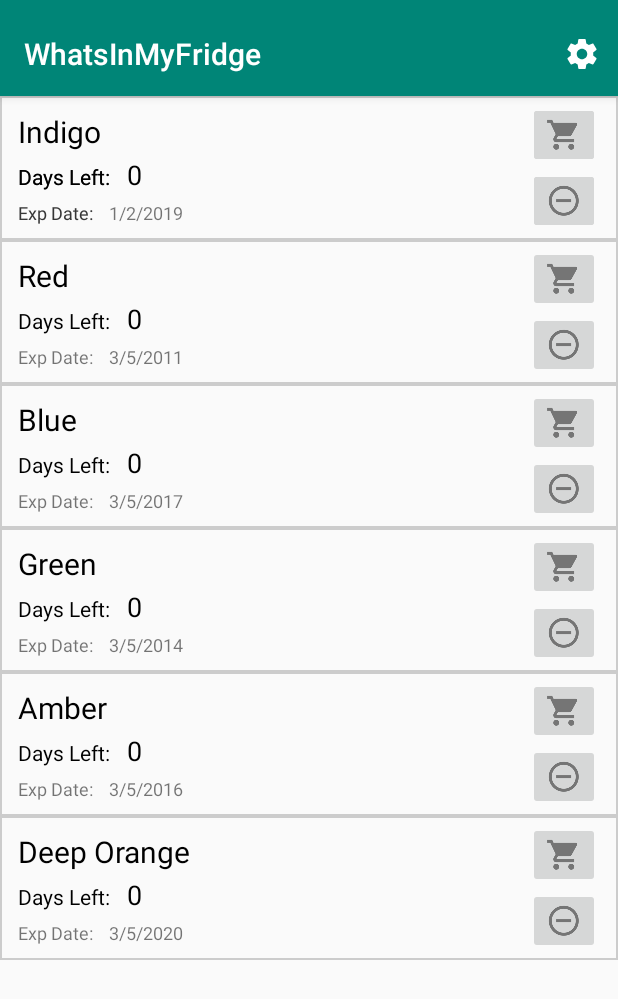
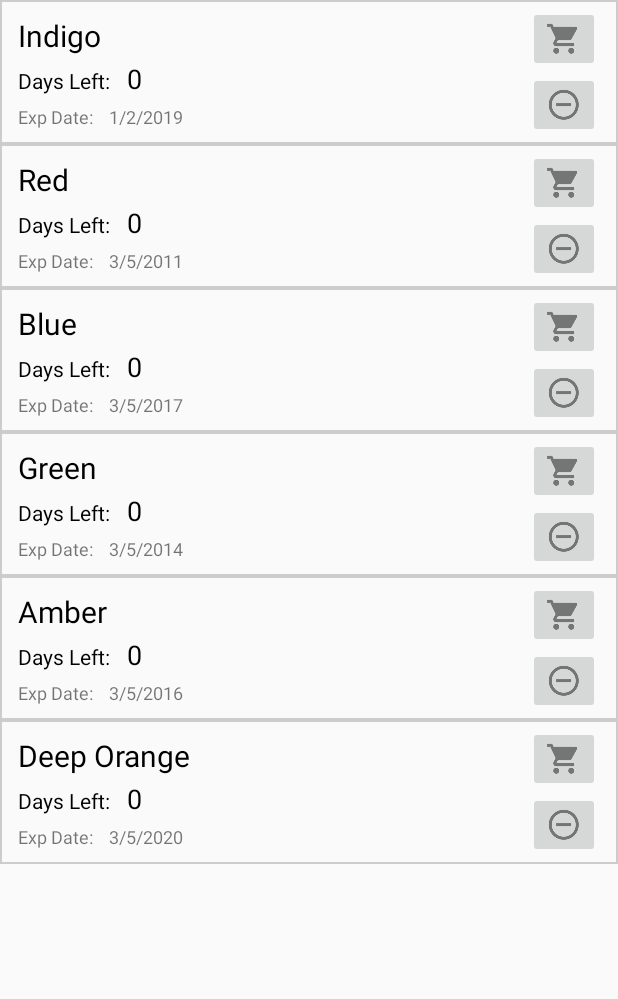
Before and after one commit to SeeminSyed/WhatsInMyFridge, an Android app: the screen it shows after launch (MainActivity), on a phone screen of 412 x 824 dp. Shown: the top 999 px of the screen. Run offline under Robolectric (Android 15) with nearby library versions, the phone set to English and light mode, and no system bars.

Commit message:
remove toolbar in fragments

```diff
--- a/WhatsInMyFridge/app/src/main/java/com/example/android/whatsinmyfridge/MainActivity.java
+++ b/WhatsInMyFridge/app/src/main/java/com/example/android/whatsinmyfridge/MainActivity.java
@@ -39,14 +39,12 @@
         super.onCreate(savedInstanceState);
         setContentView(R.layout.activity_main);
 
-        Toolbar toolbar = (Toolbar) findViewById(R.id.toolbar);
-        setSupportActionBar(toolbar);
         // Create the adapter that will return a fragment for each of the three
         // primary sections of the activity.
         mSectionsPagerAdapter = new SectionsPagerAdapter(getSupportFragmentManager());
 
+        mViewPager = (ViewPager) findViewById(R.id.view_pager);
         // Set up the ViewPager with the sections adapter.
-        mViewPager = (ViewPager) findViewById(R.id.view_pager);
         mViewPager.setAdapter(mSectionsPagerAdapter);
 
     }
--- a/WhatsInMyFridge/app/src/main/res/layout/activity_main.xml
+++ b/WhatsInMyFridge/app/src/main/res/layout/activity_main.xml
@@ -9,26 +9,6 @@
     android:fitsSystemWindows="true"
     tools:context=".MainActivity">
 
-    <android.support.design.widget.AppBarLayout
-        android:id="@+id/fragappbar"
-        android:layout_width="match_parent"
-        android:layout_height="wrap_content"
-        android:paddingTop="@dimen/appbar_padding_top"
-        android:theme="@style/AppTheme.AppBarOverlay">
-
-        <android.support.v7.widget.Toolbar
-            android:id="@+id/toolbar"
-            android:layout_width="match_parent"
-            android:layout_height="?attr/actionBarSize"
-            android:layout_weight="1"
-            android:background="?attr/colorPrimary"
-            app:layout_scrollFlags="scroll|enterAlways"
-            app:popupTheme="@style/AppTheme.PopupOverlay"
-            app:title="@string/app_name">
-
-        </android.support.v7.widget.Toolbar>
-
-    </android.support.design.widget.AppBarLayout>
     <LinearLayout
         android:id="@+id/container"
         android:layout_width="match_parent"
--- a/WhatsInMyFridge/app/src/main/res/layout/fragment_fridge.xml
+++ b/WhatsInMyFridge/app/src/main/res/layout/fragment_fridge.xml
@@ -18,9 +18,6 @@
 
         </android.support.v7.widget.RecyclerView>
 
-        <include layout="@layout/fridge_item" />
-
-
     </android.support.constraint.ConstraintLayout>
 
 </LinearLayout>
```
Also changed, not shown: WhatsInMyFridge/app/src/main/res/layout/fragment_shopping_list.xml (+0 -24 lines).
